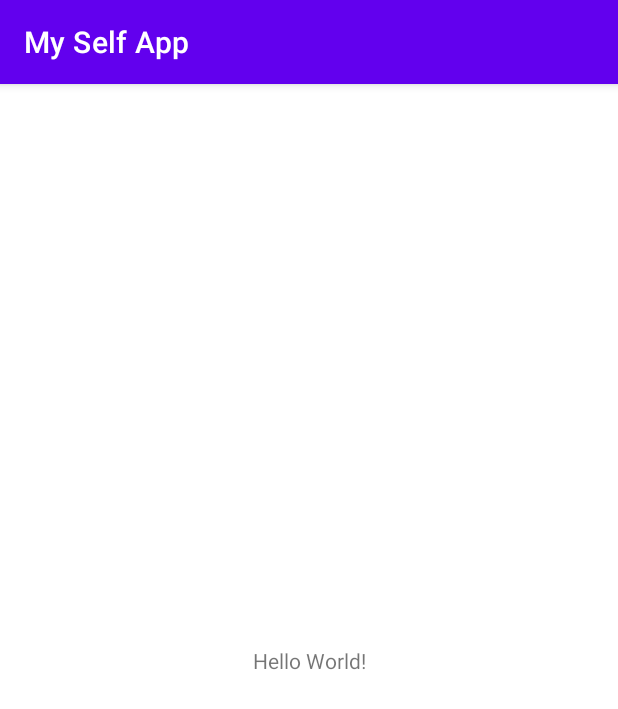
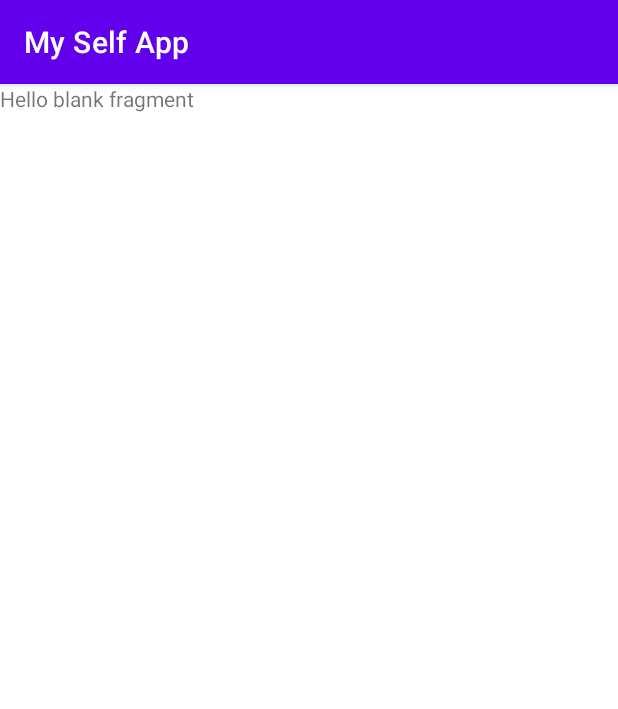
Before and after one commit to agungsepruloh/android-native-myself-app, an Android app: the screen it shows after launch (MainActivity), on a phone screen of 412 x 824 dp. Shown: the top 709 px of the screen. Run offline under Robolectric (Android 15) with nearby library versions, the phone set to English and light mode, and no system bars; our stand-ins replace data binding.

Commit message:
Create WelcomeFragment with DataBinding and ViewModel

```diff
--- a/app/build.gradle
+++ b/app/build.gradle
@@ -1,11 +1,16 @@
 plugins {
     id 'com.android.application'
     id 'kotlin-android'
+    id 'kotlin-kapt'
 }
 
 android {
     compileSdkVersion 30
     buildToolsVersion "30.0.3"
+
+    buildFeatures {
+        dataBinding true
+    }
 
     defaultConfig {
         applicationId "com.example.myselfapp"
@@ -39,6 +44,11 @@ dependencies {
     implementation 'androidx.appcompat:appcompat:1.3.0'
     implementation 'com.google.android.material:material:1.3.0'
     implementation 'androidx.constraintlayout:constraintlayout:2.0.4'
+    implementation 'androidx.navigation:navigation-fragment-ktx:2.3.0'
+    implementation 'androidx.navigation:navigation-ui-ktx:2.3.0'
+    implementation 'androidx.legacy:legacy-support-v4:1.0.0'
+    implementation 'androidx.lifecycle:lifecycle-livedata-ktx:2.3.1'
+    implementation 'androidx.lifecycle:lifecycle-viewmodel-ktx:2.3.1'
     testImplementation 'junit:junit:4.+'
     androidTestImplementation 'androidx.test.ext:junit:1.1.2'
     androidTestImplementation 'androidx.test.espresso:espresso-core:3.3.0'
--- a/app/src/main/java/com/example/myselfapp/MainActivity.kt
+++ b/app/src/main/java/com/example/myselfapp/MainActivity.kt
@@ -2,10 +2,13 @@ package com.example.myselfapp
 
 import androidx.appcompat.app.AppCompatActivity
 import android.os.Bundle
+import androidx.databinding.DataBindingUtil
+import com.example.myselfapp.databinding.ActivityMainBinding
 
 class MainActivity : AppCompatActivity() {
     override fun onCreate(savedInstanceState: Bundle?) {
         super.onCreate(savedInstanceState)
-        setContentView(R.layout.activity_main)
+        @Suppress("UNUSED_VARIABLE")
+        val binding = DataBindingUtil.setContentView<ActivityMainBinding>(this, R.layout.activity_main)
     }
 }
--- /dev/null
+++ b/app/src/main/java/com/example/myselfapp/screens/welcome/WelcomeFragment.kt
@@ -0,0 +1,26 @@
+package com.example.myselfapp.screens.welcome
+
+import androidx.lifecycle.ViewModelProvider
+import android.os.Bundle
+import androidx.fragment.app.Fragment
+import android.view.LayoutInflater
+import android.view.View
+import android.view.ViewGroup
+import androidx.databinding.DataBindingUtil
+import com.example.myselfapp.R
+import com.example.myselfapp.databinding.WelcomeFragmentBinding
+
+class WelcomeFragment : Fragment() {
+    private lateinit var viewModel: WelcomeViewModel
+
+    override fun onCreateView(
+        inflater: LayoutInflater, container: ViewGroup?,
+        savedInstanceState: Bundle?
+    ): View? {
+        val binding = DataBindingUtil.inflate<WelcomeFragmentBinding>(inflater,
+            R.layout.welcome_fragment, container, false)
+        viewModel = ViewModelProvider(this).get(WelcomeViewModel::class.java)
+
+        return binding.root
+    }
+}
--- /dev/null
+++ b/app/src/main/java/com/example/myselfapp/screens/welcome/WelcomeViewModel.kt
@@ -0,0 +1,7 @@
+package com.example.myselfapp.screens.welcome
+
+import androidx.lifecycle.ViewModel
+
+class WelcomeViewModel : ViewModel() {
+    // TODO: Implement the ViewModel
+}
--- a/app/src/main/res/layout/activity_main.xml
+++ b/app/src/main/res/layout/activity_main.xml
@@ -1,18 +1,21 @@
 <?xml version="1.0" encoding="utf-8"?>
-<androidx.constraintlayout.widget.ConstraintLayout xmlns:android="http://schemas.android.com/apk/res/android"
+<layout xmlns:android="http://schemas.android.com/apk/res/android"
     xmlns:app="http://schemas.android.com/apk/res-auto"
-    xmlns:tools="http://schemas.android.com/tools"
-    android:layout_width="match_parent"
-    android:layout_height="match_parent"
-    tools:context=".MainActivity">
+    xmlns:tools="http://schemas.android.com/tools">
 
-    <TextView
-        android:layout_width="wrap_content"
-        android:layout_height="wrap_content"
-        android:text="Hello World!"
-        app:layout_constraintBottom_toBottomOf="parent"
-        app:layout_constraintLeft_toLeftOf="parent"
-        app:layout_constraintRight_toRightOf="parent"
-        app:layout_constraintTop_toTopOf="parent" />
+    <androidx.constraintlayout.widget.ConstraintLayout
+        android:layout_width="match_parent"
+        android:layout_height="match_parent"
+        tools:context=".MainActivity">
 
-</androidx.constraintlayout.widget.ConstraintLayout>
+        <fragment
+            android:id="@+id/myNavHostFragment"
+            android:layout_width="match_parent"
+            android:layout_height="match_parent"
+            android:name="androidx.navigation.fragment.NavHostFragment"
+            app:defaultNavHost="true"
+            app:navGraph="@navigation/navigation" />
+
+    </androidx.constraintlayout.widget.ConstraintLayout>
+
+</layout>
--- /dev/null
+++ b/app/src/main/res/layout/welcome_fragment.xml
@@ -0,0 +1,17 @@
+<?xml version="1.0" encoding="utf-8"?>
+<layout xmlns:android="http://schemas.android.com/apk/res/android"
+    xmlns:tools="http://schemas.android.com/tools">
+
+    <FrameLayout
+        android:layout_width="match_parent"
+        android:layout_height="match_parent"
+        tools:context=".screens.welcome.WelcomeFragment">
+
+        <TextView
+            android:layout_width="match_parent"
+            android:layout_height="match_parent"
+            android:text="@string/hello_blank_fragment" />
+
+    </FrameLayout>
+
+</layout>
--- /dev/null
+++ b/app/src/main/res/navigation/navigation.xml
@@ -0,0 +1,11 @@
+<?xml version="1.0" encoding="utf-8"?>
+<navigation xmlns:android="http://schemas.android.com/apk/res/android"
+    xmlns:app="http://schemas.android.com/apk/res-auto"
+    android:id="@+id/navigation"
+    app:startDestination="@id/welcomeFragment">
+
+    <fragment
+        android:id="@+id/welcomeFragment"
+        android:name="com.example.myselfapp.screens.welcome.WelcomeFragment"
+        android:label="WelcomeFragment" />
+</navigation>
--- a/app/src/main/res/values/strings.xml
+++ b/app/src/main/res/values/strings.xml
@@ -1,3 +1,5 @@
 <resources>
     <string name="app_name">My Self App</string>
+    <!-- TODO: Remove or change this placeholder text -->
+    <string name="hello_blank_fragment">Hello blank fragment</string>
 </resources>
```
